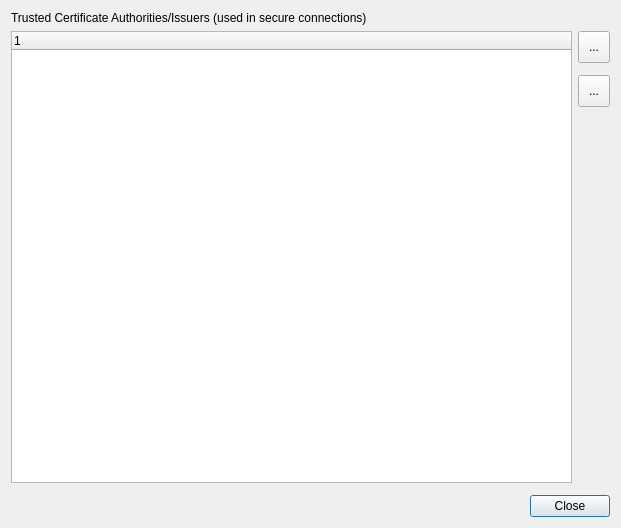
Old version of the form src/ui/auth/qgsauthtrustedcasdialog.ui in the repository qgis/QGIS.
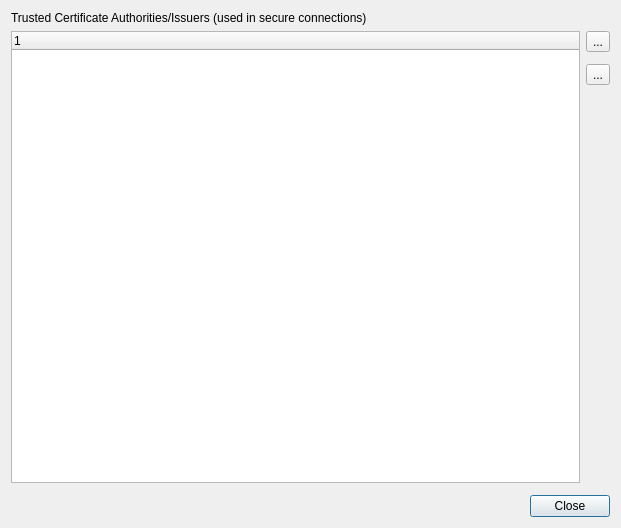
New version of the form. Icons and pictures are not drawn. Custom widgets are drawn as their Qt base class.

Commit message: More tweaks to dialog (icon and font size, tab order)

Diff of the .ui file:
```diff
--- a/src/ui/auth/qgsauthtrustedcasdialog.ui
+++ b/src/ui/auth/qgsauthtrustedcasdialog.ui
@@ -45,12 +45,6 @@
        </property>
        <item>
         <widget class="QToolButton" name="btnInfoCa">
-         <property name="minimumSize">
-          <size>
-           <width>32</width>
-           <height>32</height>
-          </size>
-         </property>
          <property name="text">
           <string>...</string>
          </property>
@@ -58,22 +52,10 @@
           <iconset resource="../../../images/images.qrc">
            <normaloff>:/images/themes/default/propertyicons/metadata.svg</normaloff>:/images/themes/default/propertyicons/metadata.svg</iconset>
          </property>
-         <property name="iconSize">
-          <size>
-           <width>20</width>
-           <height>20</height>
-          </size>
-         </property>
         </widget>
        </item>
        <item>
         <widget class="QToolButton" name="btnGroupByOrg">
-         <property name="minimumSize">
-          <size>
-           <width>32</width>
-           <height>32</height>
-          </size>
-         </property>
          <property name="toolTip">
           <string>Group by organization</string>
          </property>
@@ -84,12 +66,6 @@
           <iconset resource="../../../images/images.qrc">
            <normaloff>:/images/themes/default/mActionFilter.svg</normaloff>:/images/themes/default/mActionFilter.svg</iconset>
          </property>
-         <property name="iconSize">
-          <size>
-           <width>20</width>
-           <height>20</height>
-          </size>
-         </property>
          <property name="checkable">
           <bool>true</bool>
          </property>
```
The commit also changes 17 other files.
